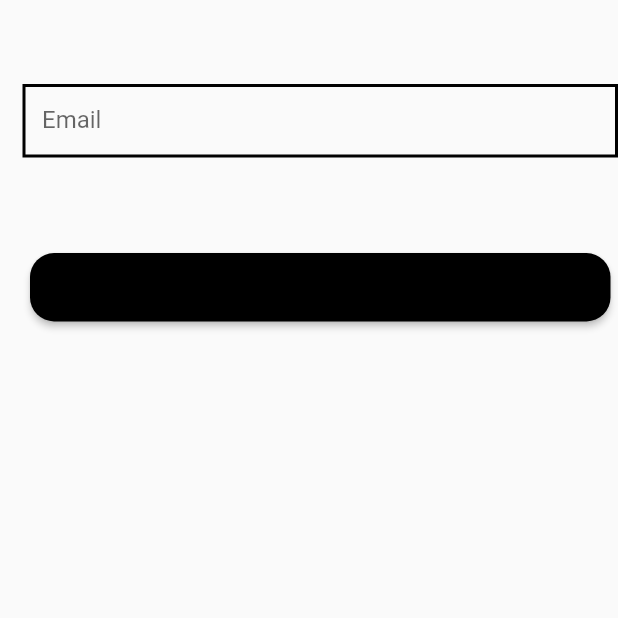
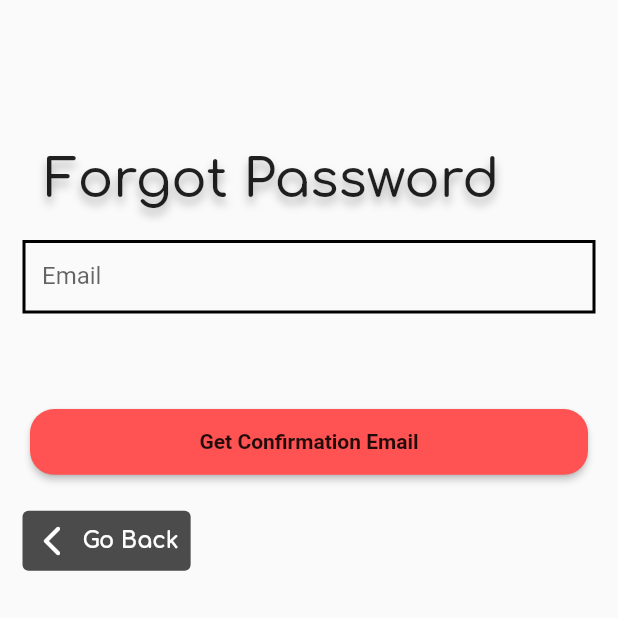
Before and after one commit to wick3ds0ul/Track-My-Show, a Flutter app: the ForgotPassword screen opened directly, on a phone screen of 412 x 824 dp, the top half of it. Run offline on Flutter 3.47's test engine with Material 2 defaults, Android fonts, the phone set to English and light mode, and no system bars; our stand-ins replace cloud_firestore, firebase_auth, firebase_core, font_awesome_flutter, google_fonts, google_sign_in; accounts and stored records are empty; network calls fail.

Commit message:
Add Forget Password

```diff
--- a/lib/Screens/forgot_password.dart
+++ b/lib/Screens/forgot_password.dart
@@ -1,4 +1,5 @@
 import 'package:flutter/material.dart';
+import 'package:track_my_show/router/routenames.dart';
 
 import 'package:track_my_show/services/auth_service.dart';
 import 'package:track_my_show/utils/size_config.dart';
@@ -11,12 +12,27 @@ class ForgotPassword extends StatefulWidget {
 }
 
 class _ForgotPasswordState extends State<ForgotPassword> {
+  final GlobalKey<ScaffoldState> _scaffoldKey = new GlobalKey<ScaffoldState>();
   final _formKey = GlobalKey<FormState>();
   // Create a text controller. Later, use it to retrieve the
   // current value of the TextField.
   final _emailController = TextEditingController();
 
   final AuthService _auth = AuthService();
+
+  //SnackBar
+  void showInSnackBar(String value, BuildContext context) {
+    ScaffoldMessenger.of(context).showSnackBar(SnackBar(
+      content: Text(value),
+      duration: const Duration(seconds: 5),
+      action: SnackBarAction(
+        label: 'OKAY',
+        onPressed: () {
+          ScaffoldMessenger.of(context).hideCurrentSnackBar();
+        },
+      ),
+    ));
+  }
 
   @override
   void dispose() {
@@ -29,23 +45,91 @@ class _ForgotPasswordState extends State<ForgotPassword> {
   @override
   Widget build(BuildContext context) {
     return Scaffold(
-      body: SingleChildScrollView(
+      key: _scaffoldKey,
+      body: InkWell(
+        onTap: () {
+          FocusScope.of(context).unfocus();
+          TextEditingController().clear();
+        },
+        child: SingleChildScrollView(
           child: Padding(
-          padding: EdgeInsets.only(top: 50, bottom: 15, left: 15),
+            padding: EdgeInsets.only(top: 50, bottom: 15, left: 15, right: 15),
             child: Form(
               key: _formKey,
               child: Column(
+                crossAxisAlignment: CrossAxisAlignment.start,
                 children: [
+                  Container(
+                    padding: EdgeInsets.only(top: 50, bottom: 15, left: 15),
+                    child: Text(
+                      'Forgot Password',
+                      style: TextStyle(
+                          fontFamily: 'Comfortaa',
+                          fontSize: 35,
+                          fontWeight: FontWeight.w500,
+                          shadows: [
+                            Shadow(
+                                color: Colors.black.withOpacity(0.3),
+                                offset: Offset(0, 5),
+                                blurRadius: 7)
+                          ]),
+                    ),
+                  ),
                   buildEmailTextFormField(_emailController),
                   SizedBox(
                     height: getProportionateScreenHeight(50),
                   ),
                   CustomButton(
                     name: 'Get Confirmation Email',
-                  color: Colors.black,
-                  onPressed: () {},
+                    color: Colors.redAccent,
+                    onPressed: () async {
+                      if (_formKey.currentState.validate()) {
+                        FocusScope.of(context).unfocus();
+                        try {
+                          //Check if email already exist
+                          List<String> res =
+                              await _auth.checkEmail(_emailController.text);
+                          print(res);
+                          if (res != null) {
+                            await _auth.resetPassword(_emailController.text);
+                            showInSnackBar(
+                                'Email sent.Check your mail', context);
+                          } else {
+                            showInSnackBar('Email is not registered', context);
+                          }
+                        } catch (e) {
+                          showInSnackBar(e, context);
+                        }
+                      }
+                    },
+                  ),
+                  Container(
+                    padding: EdgeInsets.only(top: 15),
+                    alignment: Alignment.bottomLeft,
+                    child: TextButton.icon(
+                        style: TextButton.styleFrom(
+                            backgroundColor: Colors.black.withOpacity(0.7),
+                            onSurface: Colors.grey,
+                            primary: Colors.white),
+                        onPressed: () {
+                          Navigator.of(context)
+                              .popUntil((route) => route.isFirst);
+                          Navigator.pushReplacementNamed(context, loginScreen);
+                        },
+                        icon: Icon(
+                          Icons.arrow_back_ios_rounded,
+                          color: Colors.white,
+                        ),
+                        label: Text(
+                          'Go Back',
+                          style: TextStyle(
+                              fontWeight: FontWeight.w800,
+                              fontFamily: 'comfortaa',
+                              fontSize: 15),
+                        )),
                   )
                 ],
+              ),
             ),
           ),
         ),
--- a/lib/router/routenames.dart
+++ b/lib/router/routenames.dart
@@ -2,3 +2,4 @@ const String wrapper = '/wrapper';
 const String loginScreen = '/loginScreen';
 const String homeScreen = '/homeScreen';
 const String registerScreen = '/registerScreen';
+const String forgotPasswordScreen = 'forgotPasswordScreen';
--- a/lib/router/router.dart
+++ b/lib/router/router.dart
@@ -1,4 +1,5 @@
 import 'package:flutter/material.dart';
+import 'package:track_my_show/Screens/forgot_password.dart';
 import 'package:track_my_show/Screens/homeScreen/home.dart';
 import 'package:track_my_show/Screens/wrapper.dart';
 import 'package:track_my_show/Screens/LoginScreen/login_screen.dart';
@@ -18,6 +19,8 @@ class RouteGenerator {
         return MaterialPageRoute(builder: (_) => RegistrationScreen());
       case homeScreen:
         return MaterialPageRoute(builder: (_) => HomeScreen());
+      case forgotPasswordScreen:
+        return MaterialPageRoute(builder: (_) => ForgotPassword());
       default:
         return null;
     }
--- a/lib/widgets/common_widgets.dart
+++ b/lib/widgets/common_widgets.dart
@@ -7,6 +7,7 @@ Widget buildEmailTextFormField(TextEditingController controller) {
   return Container(
     padding: const EdgeInsets.only(bottom: 8, top: 6),
     child: TextFormField(
+        keyboardType: TextInputType.emailAddress,
         controller: controller,
         cursorColor: Colors.black,
         decoration: InputDecoration(
```
Also changed, not shown: lib/Screens/LoginScreen/login_screen.dart (+23 -27 lines), lib/Screens/registration/Registration_screen.dart (+5 -3 lines), lib/services/auth_service.dart (+33 -9 lines). Lines whose indentation alone changed are shown as unchanged.
